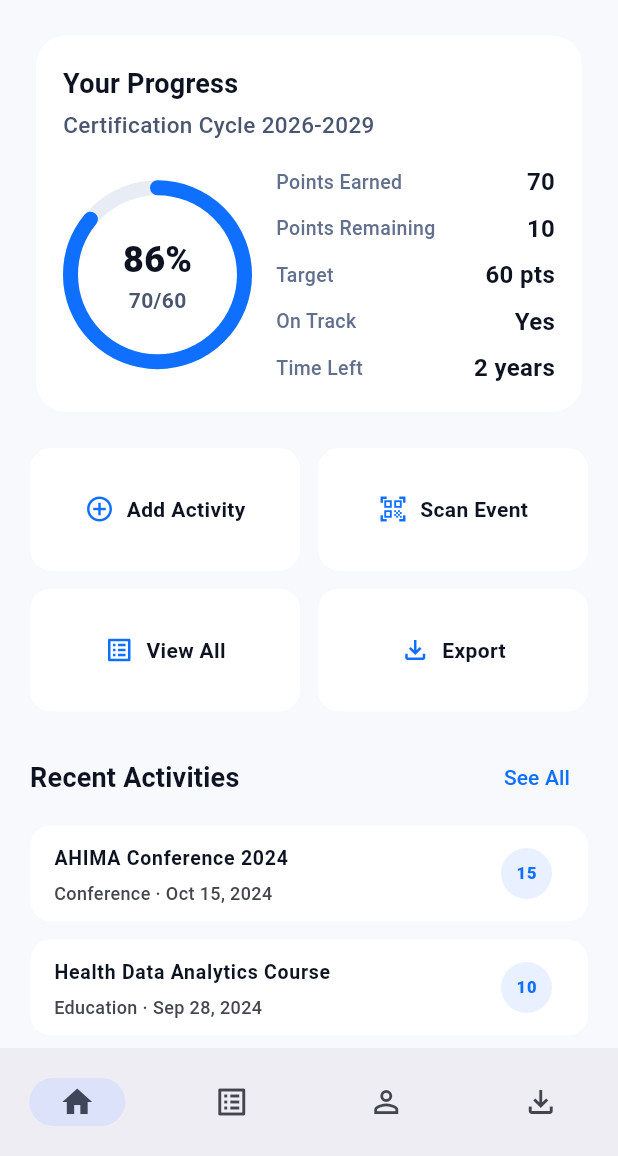
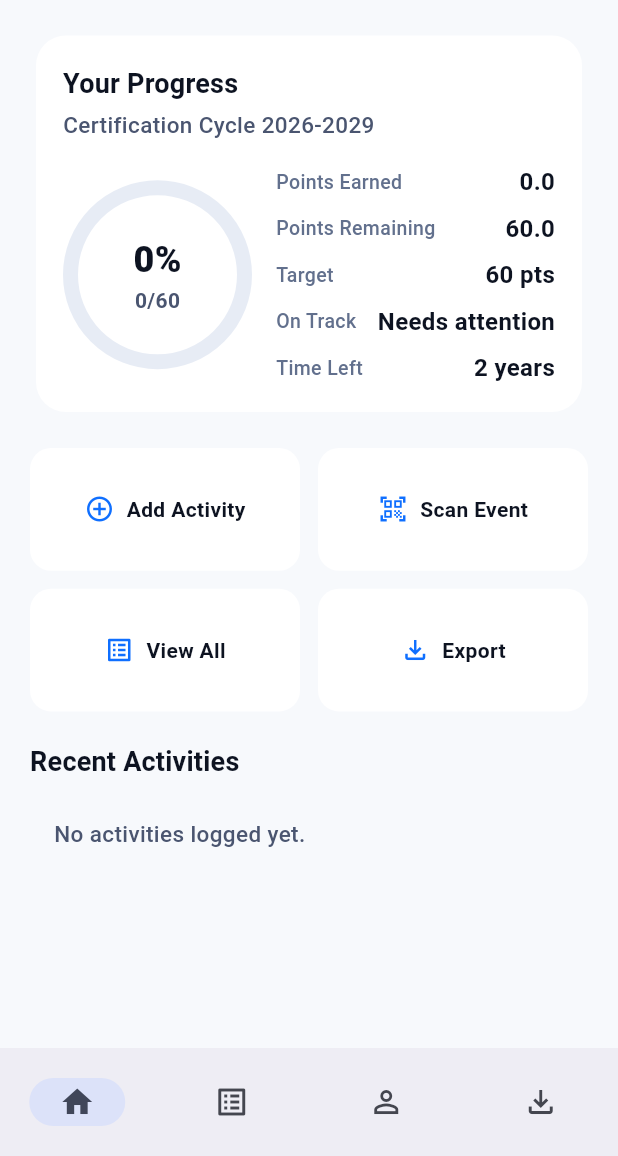
Before and after one commit to Ratib153/AIDH-CHIA-CPD-App, a Flutter app: the screen it shows after launch, on a phone screen of 412 x 824 dp, the part 80-1236 px from its top. Run offline on Flutter 3.47's test engine with Material 3 defaults, Android fonts, the phone set to English and light mode, and no system bars; our stand-ins replace shared_preferences.

Commit message:
feat: integrate Provider for reactive state management and update dashboard with dynamic activity tracking.

```diff
--- a/lib/features/dashboard/dashboard_screen.dart
+++ b/lib/features/dashboard/dashboard_screen.dart
@@ -1,6 +1,9 @@
 import 'dart:math' as math;
 
 import 'package:flutter/material.dart';
+import 'package:provider/provider.dart';
+
+import '../activities/data/activity_repository.dart';
 
 class DashboardScreen extends StatelessWidget {
   const DashboardScreen({super.key});
@@ -8,6 +11,20 @@ class DashboardScreen extends StatelessWidget {
   @override
   Widget build(BuildContext context) {
     final textTheme = Theme.of(context).textTheme;
+    final repo = context.watch<ActivityRepository>();
+
+    if (!repo.isLoaded) {
+      return const Center(child: CircularProgressIndicator());
+    }
+
+    final totalPoints = repo.totalPoints;
+    final percentage = (totalPoints / 60.0).clamp(0.0, 1.0);
+    final pointsRemaining = math.max(0.0, 60.0 - totalPoints);
+    final onTrack = totalPoints >= 20.0 ? 'Yes' : 'Needs attention';
+
+    final recentActivities = repo.getAll();
+    recentActivities.sort((a, b) => b.date.compareTo(a.date));
+    final displayActivities = recentActivities.take(3).toList();
 
     return SafeArea(
       child: SingleChildScrollView(
@@ -31,10 +48,20 @@ class DashboardScreen extends StatelessWidget {
                     ),
                     const SizedBox(height: 16),
                     Row(
-                      children: const [
-                        _ProgressRing(percentage: 0.86, centerTop: '86%', centerBottom: '70/60'),
-                        SizedBox(width: 16),
-                        Expanded(child: _ProgressStats()),
+                      children: [
+                        _ProgressRing(
+                          percentage: percentage,
+                          centerTop: '${(percentage * 100).toInt()}%',
+                          centerBottom: '${totalPoints.toInt()}/60'
+                        ),
+                        const SizedBox(width: 16),
+                        Expanded(
+                          child: _ProgressStats(
+                            earned: totalPoints.toStringAsFixed(1),
+                            remaining: pointsRemaining.toStringAsFixed(1),
+                            onTrack: onTrack,
+                          ),
+                        ),
                       ],
                     ),
                   ],
@@ -48,25 +75,22 @@ class DashboardScreen extends StatelessWidget {
               mainAxisAlignment: MainAxisAlignment.spaceBetween,
               children: [
                 Text('Recent Activities', style: textTheme.titleMedium),
-                TextButton(onPressed: () {}, child: const Text('See All')),
+                if (recentActivities.isNotEmpty)
+                  TextButton(onPressed: () {}, child: const Text('See All')),
               ],
             ),
             const SizedBox(height: 8),
-            const _ActivityTile(
-              title: 'AHIMA Conference 2024',
-              subtitle: 'Conference · Oct 15, 2024',
-              points: '15',
-            ),
-            const _ActivityTile(
-              title: 'Health Data Analytics Course',
-              subtitle: 'Education · Sep 28, 2024',
-              points: '10',
-            ),
-            const _ActivityTile(
-              title: 'Clinical Documentation Review',
-              subtitle: 'Research · Sep 10, 2024',
-              points: '5',
-            ),
+            if (displayActivities.isEmpty)
+              const Padding(
+                padding: EdgeInsets.all(16.0),
+                child: Text('No activities logged yet.'),
+              )
+            else
+              ...displayActivities.map((a) => _ActivityTile(
+                    title: a.title,
+                    subtitle: '${a.category} · ${a.date.year}-${a.date.month.toString().padLeft(2, '0')}-${a.date.day.toString().padLeft(2, '0')}',
+                    points: a.points.toStringAsFixed(1),
+                  )),
           ],
         ),
       ),
@@ -161,7 +185,15 @@ class _ProgressPainter extends CustomPainter {
 }
 
 class _ProgressStats extends StatelessWidget {
-  const _ProgressStats();
+  const _ProgressStats({
+    required this.earned,
+    required this.remaining,
+    required this.onTrack,
+  });
+
+  final String earned;
+  final String remaining;
+  final String onTrack;
 
   @override
   Widget build(BuildContext context) {
@@ -176,18 +208,18 @@ class _ProgressStats extends StatelessWidget {
       color: Color(0xFF62708D),
     );
 
-    return const Column(
+    return Column(
       crossAxisAlignment: CrossAxisAlignment.start,
       children: [
-        _StatRow(label: 'Points Earned', value: '70', valueStyle: valueStyle, labelStyle: labelStyle),
-        SizedBox(height: 8),
-        _StatRow(label: 'Points Remaining', value: '10', valueStyle: valueStyle, labelStyle: labelStyle),
-        SizedBox(height: 8),
-        _StatRow(label: 'Target', value: '60 pts', valueStyle: valueStyle, labelStyle: labelStyle),
-        SizedBox(height: 8),
-        _StatRow(label: 'On Track', value: 'Yes', valueStyle: valueStyle, labelStyle: labelStyle),
-        SizedBox(height: 8),
-        _StatRow(label: 'Time Left', value: '2 years', valueStyle: valueStyle, labelStyle: labelStyle),
+        _StatRow(label: 'Points Earned', value: earned, valueStyle: valueStyle, labelStyle: labelStyle),
+        const SizedBox(height: 8),
+        _StatRow(label: 'Points Remaining', value: remaining, valueStyle: valueStyle, labelStyle: labelStyle),
+        const SizedBox(height: 8),
+        const _StatRow(label: 'Target', value: '60 pts', valueStyle: valueStyle, labelStyle: labelStyle),
+        const SizedBox(height: 8),
+        _StatRow(label: 'On Track', value: onTrack, valueStyle: valueStyle, labelStyle: labelStyle),
+        const SizedBox(height: 8),
+        const _StatRow(label: 'Time Left', value: '2 years', valueStyle: valueStyle, labelStyle: labelStyle),
       ],
     );
   }
@@ -311,12 +343,13 @@ class _ActivityTile extends StatelessWidget {
             child: Text(subtitle),
           ),
           trailing: Container(
-            width: 34,
+            width: 40,
             height: 34,
             alignment: Alignment.center,
             decoration: const BoxDecoration(
               color: Color(0xFFE9F0FF),
-              shape: BoxShape.circle,
+              shape: BoxShape.rectangle,
+              borderRadius: BorderRadius.all(Radius.circular(8)),
             ),
             child: Text(
               points,
--- a/pubspec.yaml
+++ b/pubspec.yaml
@@ -11,6 +11,8 @@ dependencies:
   flutter:
     sdk: flutter
   cupertino_icons: ^1.0.8
+  shared_preferences: ^2.5.5
+  provider: ^6.1.5+1
 
 dev_dependencies:
   flutter_test:
```
Also changed, not shown: lib/features/activities/activities_screen.dart (+6 -7 lines), lib/features/activities/data/activity_repository.dart (+36 -39 lines), lib/features/activities/models/activity.dart (+26 -0 lines), lib/features/activities/widgets/activity_form.dart (+4 -3 lines), lib/main.dart (+8 -1 lines), pubspec.lock, 4 other files.
